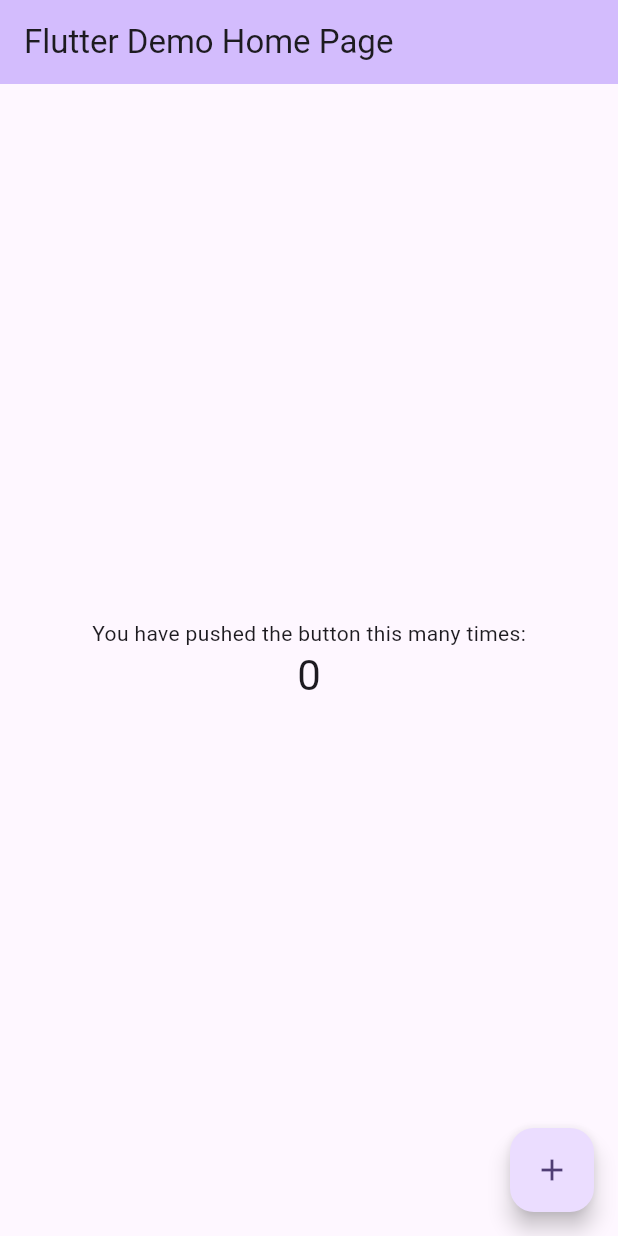
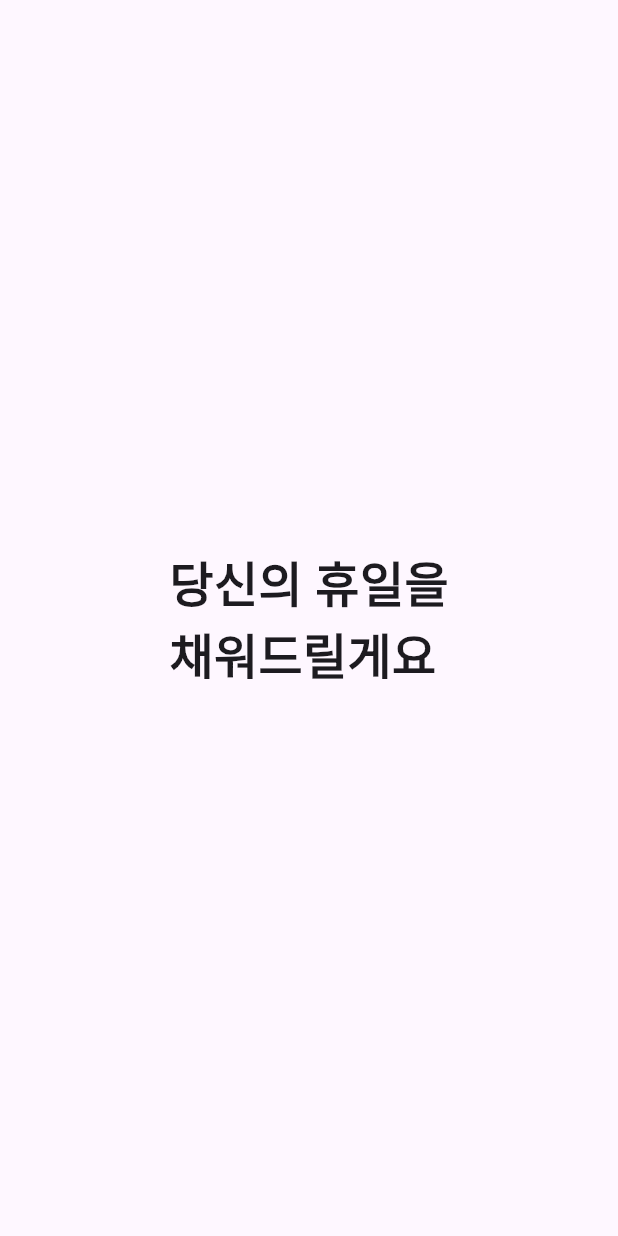
Before and after one commit to IMPACT-flirting/Flirting_Client, a Flutter app: the screen it shows after launch, on a phone screen of 412 x 824 dp. Run offline on Flutter 3.47's test engine with Material 3 defaults, Android fonts, the phone set to English and light mode, and no system bars; missing offline and left inert: flutter_web_auth; project files that could hold a hidden picture were left out.

Commit message:
made MainPage

```diff
--- a/lib/main.dart
+++ b/lib/main.dart
@@ -1,3 +1,4 @@
+import 'package:flirting/mainpage.dart';
 import 'package:flutter/material.dart';
 
 void main() {
@@ -13,113 +14,11 @@ class MyApp extends StatelessWidget {
     return MaterialApp(
       title: 'Flutter Demo',
       theme: ThemeData(
-        // This is the theme of your application.
-        //
-        // TRY THIS: Try running your application with "flutter run". You'll see
-        // the application has a blue toolbar. Then, without quitting the app,
-        // try changing the seedColor in the colorScheme below to Colors.green
-        // and then invoke "hot reload" (save your changes or press the "hot
-        // reload" button in a Flutter-supported IDE, or press "r" if you used
-        // the command line to start the app).
-        //
-        // Notice that the counter didn't reset back to zero; the application
-        // state is not lost during the reload. To reset the state, use hot
-        // restart instead.
-        //
-        // This works for code too, not just values: Most code changes can be
-        // tested with just a hot reload.
         colorScheme: ColorScheme.fromSeed(seedColor: Colors.deepPurple),
         useMaterial3: true,
       ),
-      home: const MyHomePage(title: 'Flutter Demo Home Page'),
+      debugShowCheckedModeBanner: false,
+      home: const MainPage(),
     );
   }
 }
-
-class MyHomePage extends StatefulWidget {
-  const MyHomePage({super.key, required this.title});
-
-  // This widget is the home page of your application. It is stateful, meaning
-  // that it has a State object (defined below) that contains fields that affect
-  // how it looks.
-
-  // This class is the configuration for the state. It holds the values (in this
-  // case the title) provided by the parent (in this case the App widget) and
-  // used by the build method of the State. Fields in a Widget subclass are
-  // always marked "final".
-
-  final String title;
-
-  @override
-  State<MyHomePage> createState() => _MyHomePageState();
-}
-
-class _MyHomePageState extends State<MyHomePage> {
-  int _counter = 0;
-
-  void _incrementCounter() {
-    setState(() {
-      // This call to setState tells the Flutter framework that something has
-      // changed in this State, which causes it to rerun the build method below
-      // so that the display can reflect the updated values. If we changed
-      // _counter without calling setState(), then the build method would not be
-      // called again, and so nothing would appear to happen.
-      _counter++;
-    });
-  }
-
-  @override
-  Widget build(BuildContext context) {
-    // This method is rerun every time setState is called, for instance as done
-    // by the _incrementCounter method above.
-    //
-    // The Flutter framework has been optimized to make rerunning build methods
-    // fast, so that you can just rebuild anything that needs updating rather
-    // than having to individually change instances of widgets.
-    return Scaffold(
-      appBar: AppBar(
-        // TRY THIS: Try changing the color here to a specific color (to
-        // Colors.amber, perhaps?) and trigger a hot reload to see the AppBar
-        // change color while the other colors stay the same.
-        backgroundColor: Theme.of(context).colorScheme.inversePrimary,
-        // Here we take the value from the MyHomePage object that was created by
-        // the App.build method, and use it to set our appbar title.
-        title: Text(widget.title),
-      ),
-      body: Center(
-        // Center is a layout widget. It takes a single child and positions it
-        // in the middle of the parent.
-        child: Column(
-          // Column is also a layout widget. It takes a list of children and
-          // arranges them vertically. By default, it sizes itself to fit its
-          // children horizontally, and tries to be as tall as its parent.
-          //
-          // Column has various properties to control how it sizes itself and
-          // how it positions its children. Here we use mainAxisAlignment to
-          // center the children vertically; the main axis here is the vertical
-          // axis because Columns are vertical (the cross axis would be
-          // horizontal).
-          //
-          // TRY THIS: Invoke "debug painting" (choose the "Toggle Debug Paint"
-          // action in the IDE, or press "p" in the console), to see the
-          // wireframe for each widget.
-          mainAxisAlignment: MainAxisAlignment.center,
-          children: <Widget>[
-            const Text(
-              'You have pushed the button this many times:',
-            ),
-            Text(
-              '$_counter',
-              style: Theme.of(context).textTheme.headlineMedium,
-            ),
-          ],
-        ),
-      ),
-      floatingActionButton: FloatingActionButton(
-        onPressed: _incrementCounter,
-        tooltip: 'Increment',
-        child: const Icon(Icons.add),
-      ), // This trailing comma makes auto-formatting nicer for build methods.
-    );
-  }
-}
--- /dev/null
+++ b/lib/mainpage.dart
@@ -0,0 +1,25 @@
+import 'package:flutter/material.dart';
+
+class MainPage extends StatelessWidget {
+  const MainPage({super.key});
+
+  @override
+  Widget build(BuildContext context) {
+    return const Scaffold(
+      body: Center(
+        child: Column(
+          mainAxisAlignment: MainAxisAlignment.center,
+          children: [
+            Text(
+              "당신의 휴일을\n채워드릴게요",
+              style: TextStyle(
+                fontSize: 32,
+                fontWeight: FontWeight.w700,
+              ),
+            ),
+          ],
+        ),
+      ),
+    );
+  }
+}
```
Also changed, not shown: pubspec.lock, 1 other file.
